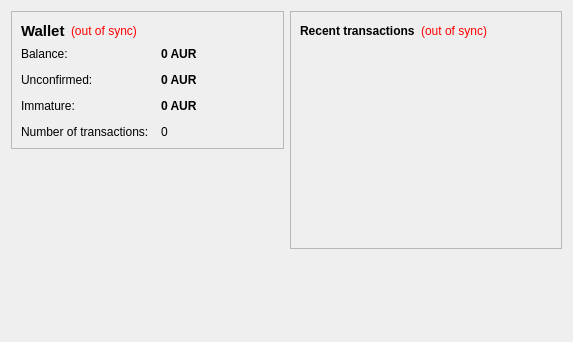
This is src/qt/forms/overviewpage.ui in adrixcx/netpln-project as Qt 5 draws it before an edit. The edited form follows.
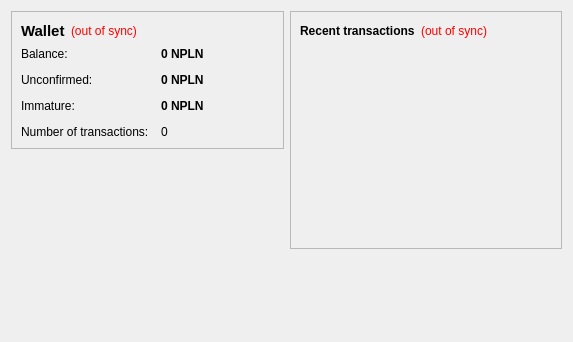
This is the edited form.

Diff of the .ui file:
```diff
--- a/src/qt/forms/overviewpage.ui
+++ b/src/qt/forms/overviewpage.ui
@@ -105,7 +105,7 @@
              <string>Your current balance</string>
             </property>
             <property name="text">
-             <string notr="true">0 AUR</string>
+             <string notr="true">0 NPLN</string>
             </property>
             <property name="textInteractionFlags">
              <set>Qt::LinksAccessibleByMouse|Qt::TextSelectableByKeyboard|Qt::TextSelectableByMouse</set>
@@ -134,7 +134,7 @@
              <string>Total of transactions that have yet to be confirmed, and do not yet count toward the current balance</string>
             </property>
             <property name="text">
-             <string notr="true">0 AUR</string>
+             <string notr="true">0 NPLN</string>
             </property>
             <property name="textInteractionFlags">
              <set>Qt::LinksAccessibleByMouse|Qt::TextSelectableByKeyboard|Qt::TextSelectableByMouse</set>
@@ -177,7 +177,7 @@
              <string>Mined balance that has not yet matured</string>
             </property>
             <property name="text">
-             <string notr="true">0 AUR</string>
+             <string notr="true">0 NPLN</string>
             </property>
             <property name="textInteractionFlags">
              <set>Qt::LinksAccessibleByMouse|Qt::TextSelectableByKeyboard|Qt::TextSelectableByMouse</set>
```
Left out of the diff: 4 changed lines with no effect on the pictures.
